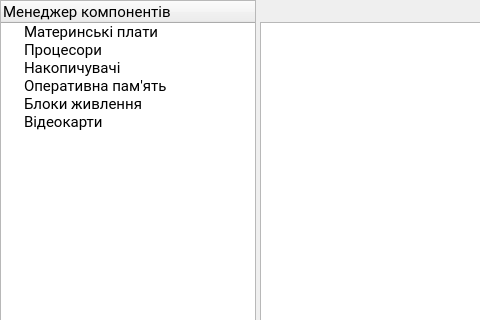
This is src/componentsmanager.ui in doliinyk/PC-Constructor as Qt 5 draws it before an edit; both pictures show x 0 to 480 and y 0 to 320 of the 1197 by 538 pixel window. The edited form follows.
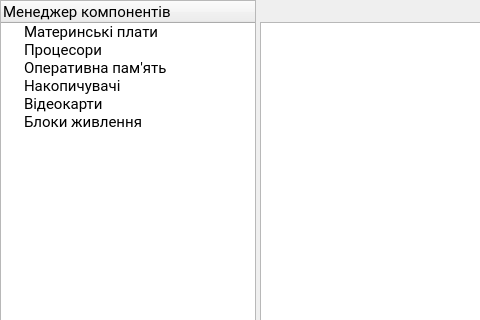
This is the edited form.

```diff
--- a/src/componentsmanager.ui
+++ b/src/componentsmanager.ui
@@ -158,11 +158,6 @@
          <string>Процесори</string>
         </property>
        </item>
-       <item>
-        <property name="text">
-         <string>Накопичувачі</string>
-        </property>
-       </item>
        <item>
         <property name="text">
          <string>Оперативна пам'ять</string>
@@ -170,7 +165,7 @@
        </item>
        <item>
         <property name="text">
-         <string>Блоки живлення</string>
+         <string>Накопичувачі</string>
         </property>
        </item>
        <item>
@@ -178,6 +173,11 @@
          <string>Відеокарти</string>
         </property>
        </item>
+       <item>
+        <property name="text">
+         <string>Блоки живлення</string>
+        </property>
+       </item>
       </widget>
      </item>
     </layout>
```
